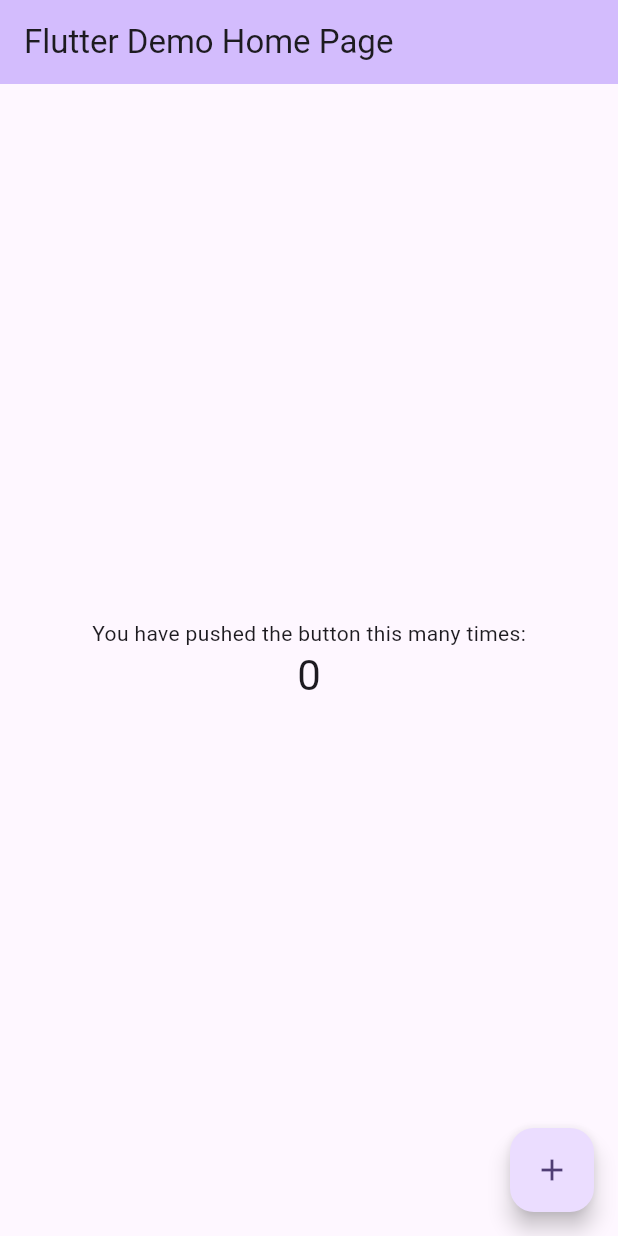
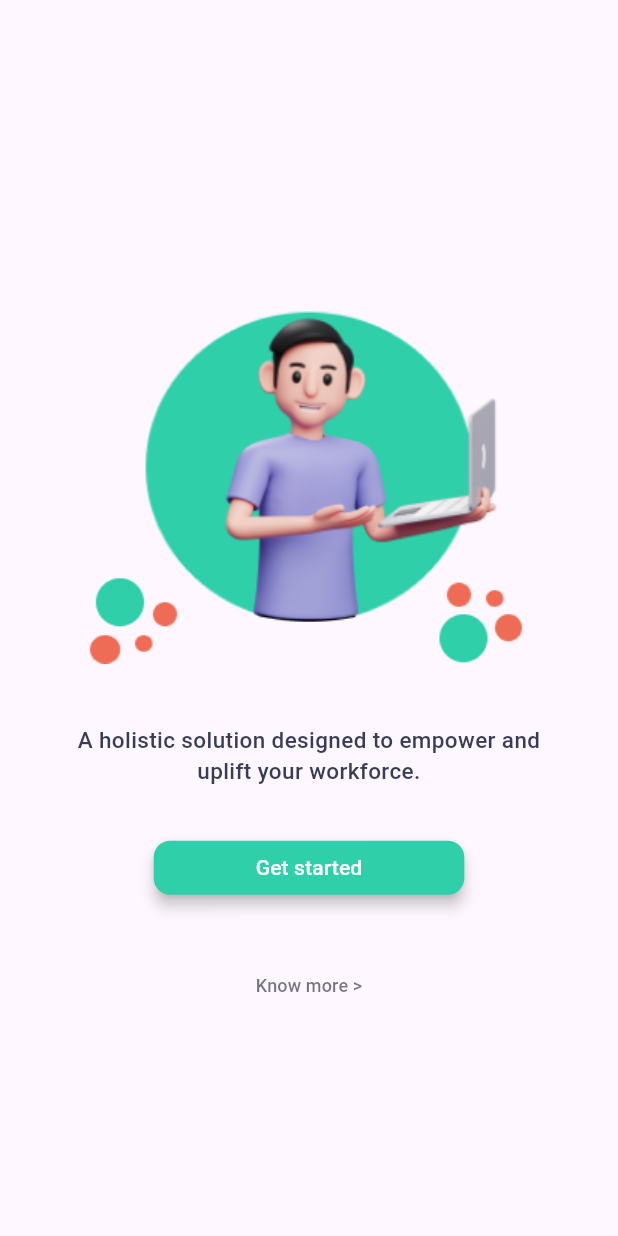
Before and after one commit to fouadhakim18/C0D3RZ, a Flutter app: the screen it shows after launch, on a phone screen of 412 x 824 dp. Run offline on Flutter 3.47's test engine with Material 3 defaults, Android fonts, the phone set to English and light mode, and no system bars.

Commit message:
onboarding page

```diff
--- a/lib/main.dart
+++ b/lib/main.dart
@@ -1,3 +1,4 @@
+import 'package:coders/views/onboarding_page.dart';
 import 'package:flutter/material.dart';
 
 void main() {
@@ -6,120 +7,18 @@
 
 class MyApp extends StatelessWidget {
   const MyApp({super.key});
-
-  // This widget is the root of your application.
   @override
   Widget build(BuildContext context) {
     return MaterialApp(
       title: 'Flutter Demo',
       theme: ThemeData(
-        // This is the theme of your application.
-        //
-        // TRY THIS: Try running your application with "flutter run". You'll see
-        // the application has a purple toolbar. Then, without quitting the app,
-        // try changing the seedColor in the colorScheme below to Colors.green
-        // and then invoke "hot reload" (save your changes or press the "hot
-        // reload" button in a Flutter-supported IDE, or press "r" if you used
-        // the command line to start the app).
-        //
-        // Notice that the counter didn't reset back to zero; the application
-        // state is not lost during the reload. To reset the state, use hot
-        // restart instead.
-        //
-        // This works for code too, not just values: Most code changes can be
-        // tested with just a hot reload.
         colorScheme: ColorScheme.fromSeed(seedColor: Colors.deepPurple),
         useMaterial3: true,
       ),
-      home: const MyHomePage(title: 'Flutter Demo Home Page'),
+      debugShowCheckedModeBanner: false,
+      home: const SafeArea(
+        child: OnboardingPage(),
+      ),
     );
   }
 }
-
-class MyHomePage extends StatefulWidget {
-  const MyHomePage({super.key, required this.title});
-
-  // This widget is the home page of your application. It is stateful, meaning
-  // that it has a State object (defined below) that contains fields that affect
-  // how it looks.
-
-  // This class is the configuration for the state. It holds the values (in this
-  // case the title) provided by the parent (in this case the App widget) and
-  // used by the build method of the State. Fields in a Widget subclass are
-  // always marked "final".
-
-  final String title;
-
-  @override
-  State<MyHomePage> createState() => _MyHomePageState();
-}
-
-class _MyHomePageState extends State<MyHomePage> {
-  int _counter = 0;
-
-  void _incrementCounter() {
-    setState(() {
-      // This call to setState tells the Flutter framework that something has
-      // changed in this State, which causes it to rerun the build method below
-      // so that the display can reflect the updated values. If we changed
-      // _counter without calling setState(), then the build method would not be
-      // called again, and so nothing would appear to happen.
-      _counter++;
-    });
-  }
-
-  @override
-  Widget build(BuildContext context) {
-    // This method is rerun every time setState is called, for instance as done
-    // by the _incrementCounter method above.
-    //
-    // The Flutter framework has been optimized to make rerunning build methods
-    // fast, so that you can just rebuild anything that needs updating rather
-    // than having to individually change instances of widgets.
-    return Scaffold(
-      appBar: AppBar(
-        // TRY THIS: Try changing the color here to a specific color (to
-        // Colors.amber, perhaps?) and trigger a hot reload to see the AppBar
-        // change color while the other colors stay the same.
-        backgroundColor: Theme.of(context).colorScheme.inversePrimary,
-        // Here we take the value from the MyHomePage object that was created by
-        // the App.build method, and use it to set our appbar title.
-        title: Text(widget.title),
-      ),
-      body: Center(
-        // Center is a layout widget. It takes a single child and positions it
-        // in the middle of the parent.
-        child: Column(
-          // Column is also a layout widget. It takes a list of children and
-          // arranges them vertically. By default, it sizes itself to fit its
-          // children horizontally, and tries to be as tall as its parent.
-          //
-          // Column has various properties to control how it sizes itself and
-          // how it positions its children. Here we use mainAxisAlignment to
-          // center the children vertically; the main axis here is the vertical
-          // axis because Columns are vertical (the cross axis would be
-          // horizontal).
-          //
-          // TRY THIS: Invoke "debug painting" (choose the "Toggle Debug Paint"
-          // action in the IDE, or press "p" in the console), to see the
-          // wireframe for each widget.
-          mainAxisAlignment: MainAxisAlignment.center,
-          children: <Widget>[
-            const Text(
-              'You have pushed the button this many times:',
-            ),
-            Text(
-              '$_counter',
-              style: Theme.of(context).textTheme.headlineMedium,
-            ),
-          ],
-        ),
-      ),
-      floatingActionButton: FloatingActionButton(
-        onPressed: _incrementCounter,
-        tooltip: 'Increment',
-        child: const Icon(Icons.add),
-      ), // This trailing comma makes auto-formatting nicer for build methods.
-    );
-  }
-}
--- /dev/null
+++ b/lib/views/onboarding_page.dart
@@ -0,0 +1,74 @@
+import 'package:flutter/material.dart';
+
+class OnboardingPage extends StatelessWidget {
+  const OnboardingPage({super.key});
+
+  @override
+  Widget build(BuildContext context) {
+    return Scaffold(
+      body: Expanded(
+        child: Column(
+          mainAxisAlignment: MainAxisAlignment.center,
+          crossAxisAlignment: CrossAxisAlignment.center,
+          children: [
+            Image.asset("assets/images/onboarding.png"),
+            const SizedBox(
+              height: 40,
+            ),
+            const Padding(
+              padding: EdgeInsets.symmetric(horizontal: 47),
+              child: Text(
+                "A holistic solution designed to empower and uplift your workforce.",
+                style: TextStyle(
+                  color: Color(0xff393C56),
+                  fontSize: 15,
+                  fontWeight: FontWeight.w500,
+                ),
+                textAlign: TextAlign.center,
+              ),
+            ),
+            const SizedBox(
+              height: 30,
+            ),
+            MaterialButton(
+              onPressed: () {},
+              shape: RoundedRectangleBorder(
+                borderRadius: BorderRadius.circular(11),
+              ),
+              color: const Color(0xff2FCFAA),
+              padding: const EdgeInsets.symmetric(
+                horizontal: 68,
+                vertical: 8,
+              ),
+              elevation: 4,
+              child: const Text(
+                "Get started",
+                style: TextStyle(
+                  color: Colors.white,
+                  fontSize: 14,
+                  fontWeight: FontWeight.w500,
+                ),
+                textAlign: TextAlign.center,
+              ),
+            ),
+            const SizedBox(
+              height: 30,
+            ),
+            TextButton(
+              onPressed: () {},
+              child: const Text(
+                "Know more >",
+                style: TextStyle(
+                  color: Color.fromRGBO(57, 60, 86, .7),
+                  fontWeight: FontWeight.w500,
+                  fontSize: 12,
+                ),
+                textAlign: TextAlign.center,
+              ),
+            )
+          ],
+        ),
+      ),
+    );
+  }
+}
--- a/pubspec.yaml
+++ b/pubspec.yaml
@@ -70,8 +70,10 @@ flutter:
   uses-material-design: true
 
   # To add assets to your application, add an assets section, like this:
-  # assets:
-  #   - images/a_dot_burr.jpeg
+  assets:
+    - assets/
+    - assets/images
+    - assets/fonts
   #   - images/a_dot_ham.jpeg
 
   # An image asset can refer to one or more resolution-specific "variants", see
```
Also changed, not shown: assets/images/onboarding.png (added), assets/images/onboarding.svg (added).
